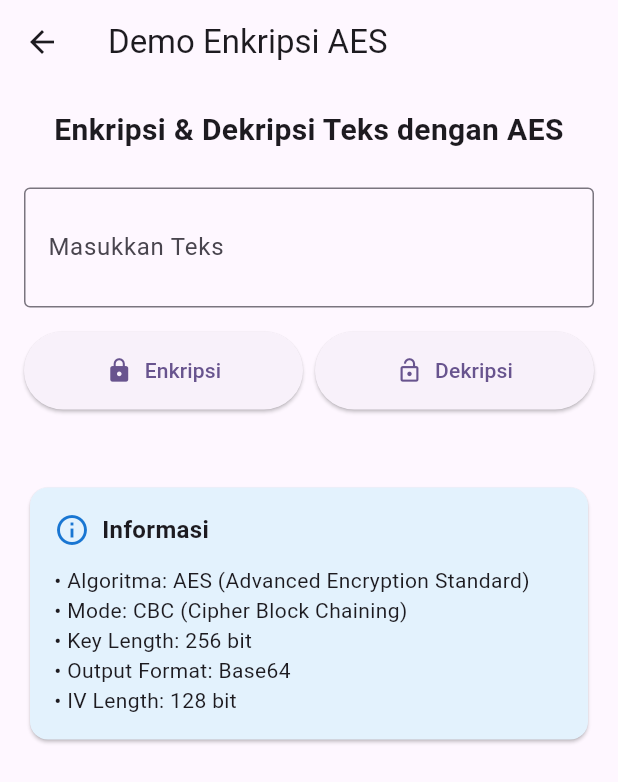
After one commit to Mobile-Programming-MDP/materi-flutter-nurrachmat-nr, a Flutter app: the EncryptionDemo screen opened directly, on a phone screen of 412 x 824 dp. The commit adds this screen. Shown: the top 782 px of the screen. Run offline on Flutter 3.47's test engine with Material 3 defaults, Android fonts, the phone set to English and light mode, and no system bars; our stand-ins replace cached_network_image, shared_preferences; missing offline and left inert: encrypt; accounts and stored records are empty.

Commit message:
Add AES encryption for user data and demo screen
Introduces EncryptionHelper for AES-based encryption/decryption of user data. Updates sign up, sign in, and profile screens to store and retrieve encrypted username, fullname, and password in SharedPreferences. Adds encryption_demo screen for interactive AES encryption demonstration. Updates dependencies to include the 'encrypt' package.

```diff
--- /dev/null
+++ b/wisata_candi/lib/helpers/encryption_helper.dart
@@ -0,0 +1,31 @@
+import 'package:encrypt/encrypt.dart';
+import 'package:shared_preferences/shared_preferences.dart';
+
+class EncryptionHelper {
+  // Key dan IV harus sama untuk enkripsi dan dekripsi
+  // CATATAN: Dalam aplikasi production, key dan IV sebaiknya disimpan dengan aman
+  // dan tidak di-hardcode seperti ini
+  static final key = Key.fromUtf8('my32lengthsupersecretnooneknows1'); // 32 chars
+  //static final key = Key.fromLength(32);
+  //static final iv = IV.fromLength(16);
+  static final iv = IV.fromUtf8('1234567890123456');
+  static final encrypter = Encrypter(AES(key));
+
+
+  /// Mengenkripsi teks menggunakan AES
+  /// [plainText] adalah teks yang akan dienkripsi
+  /// Mengembalikan teks terenkripsi dalam format base64
+  static String encryptText(String plainText) {
+    final encrypted = encrypter.encrypt(plainText, iv: iv);
+    return encrypted.base64;
+  }
+
+  /// Mendekripsi teks yang telah dienkripsi
+  /// [encryptedText] adalah teks terenkripsi dalam format base64
+  /// Mengembalikan teks asli yang sudah didekripsi
+  static String decryptText(String encryptedText) {
+    final encrypted = Encrypted.fromBase64(encryptedText);
+    final decrypted = encrypter.decrypt(encrypted, iv: iv);
+    return decrypted;
+  }
+}
--- a/wisata_candi/lib/main.dart
+++ b/wisata_candi/lib/main.dart
@@ -1,6 +1,7 @@
 import 'package:flutter/material.dart';
 import 'package:wisata_candi/data/candi_data.dart';
 import 'package:wisata_candi/screens/detail_screen.dart';
+import 'package:wisata_candi/screens/encryption_demo.dart';
 import 'package:wisata_candi/screens/home_screen.dart';
 import 'package:wisata_candi/screens/main_screen.dart';
 import 'package:wisata_candi/screens/sign_in_screen.dart';
--- /dev/null
+++ b/wisata_candi/lib/screens/encryption_demo.dart
@@ -0,0 +1,187 @@
+import 'package:flutter/material.dart';
+import 'package:wisata_candi/helpers/encryption_helper.dart';
+
+class EncryptionDemo extends StatefulWidget {
+  const EncryptionDemo({super.key});
+
+  @override
+  State<EncryptionDemo> createState() => _EncryptionDemoState();
+}
+
+class _EncryptionDemoState extends State<EncryptionDemo> {
+  final TextEditingController _textController = TextEditingController();
+  String _encryptedText = '';
+  String _decryptedText = '';
+
+  void _encrypt() {
+    if (_textController.text.isNotEmpty) {
+      setState(() {
+        _encryptedText = EncryptionHelper.encryptText(_textController.text);
+        _decryptedText = '';
+      });
+    }
+  }
+
+  void _decrypt() {
+    if (_encryptedText.isNotEmpty) {
+      setState(() {
+        _decryptedText = EncryptionHelper.decryptText(_encryptedText);
+      });
+    }
+  }
+
+  @override
+  void dispose() {
+    _textController.dispose();
+    super.dispose();
+  }
+
+  @override
+  Widget build(BuildContext context) {
+    return Scaffold(
+      appBar: AppBar(
+        title: const Text('Demo Enkripsi AES'),
+      ),
+      body: Padding(
+        padding: const EdgeInsets.all(16.0),
+        child: SingleChildScrollView(
+          child: Column(
+            crossAxisAlignment: CrossAxisAlignment.stretch,
+            children: [
+              const Text(
+                'Enkripsi & Dekripsi Teks dengan AES',
+                style: TextStyle(
+                  fontSize: 20,
+                  fontWeight: FontWeight.bold,
+                ),
+                textAlign: TextAlign.center,
+              ),
+              const SizedBox(height: 24),
+              TextField(
+                controller: _textController,
+                decoration: const InputDecoration(
+                  labelText: 'Masukkan Teks',
+                  border: OutlineInputBorder(),
+                  hintText: 'Contoh: Password123!',
+                ),
+                maxLines: 2,
+              ),
+              const SizedBox(height: 16),
+              Row(
+                children: [
+                  Expanded(
+                    child: ElevatedButton.icon(
+                      onPressed: _encrypt,
+                      icon: const Icon(Icons.lock),
+                      label: const Text('Enkripsi'),
+                      style: ElevatedButton.styleFrom(
+                        padding: const EdgeInsets.all(16),
+                      ),
+                    ),
+                  ),
+                  const SizedBox(width: 8),
+                  Expanded(
+                    child: ElevatedButton.icon(
+                      onPressed: _decrypt,
+                      icon: const Icon(Icons.lock_open),
+                      label: const Text('Dekripsi'),
+                      style: ElevatedButton.styleFrom(
+                        padding: const EdgeInsets.all(16),
+                      ),
+                    ),
+                  ),
+                ],
+              ),
+              const SizedBox(height: 24),
+              if (_encryptedText.isNotEmpty) ...[
+                const Text(
+                  'Hasil Enkripsi (Base64):',
+                  style: TextStyle(
+                    fontWeight: FontWeight.bold,
+                    fontSize: 16,
+                  ),
+                ),
+                const SizedBox(height: 8),
+                Container(
+                  padding: const EdgeInsets.all(12),
+                  decoration: BoxDecoration(
+                    color: Colors.grey[200],
+                    borderRadius: BorderRadius.circular(8),
+                    border: Border.all(color: Colors.grey),
+                  ),
+                  child: SelectableText(
+                    _encryptedText,
+                    style: const TextStyle(
+                      fontFamily: 'monospace',
+                      fontSize: 14,
+                    ),
+                  ),
+                ),
+              ],
+              if (_decryptedText.isNotEmpty) ...[
+                const SizedBox(height: 16),
+                const Text(
+                  'Hasil Dekripsi:',
+                  style: TextStyle(
+                    fontWeight: FontWeight.bold,
+                    fontSize: 16,
+                  ),
+                ),
+                const SizedBox(height: 8),
+                Container(
+                  padding: const EdgeInsets.all(12),
+                  decoration: BoxDecoration(
+                    color: Colors.green[50],
+                    borderRadius: BorderRadius.circular(8),
+                    border: Border.all(color: Colors.green),
+                  ),
+                  child: SelectableText(
+                    _decryptedText,
+                    style: const TextStyle(
+                      fontSize: 16,
+                      fontWeight: FontWeight.w500,
+                    ),
+                  ),
+                ),
+              ],
+              const SizedBox(height: 24),
+              Card(
+                color: Colors.blue[50],
+                child: Padding(
+                  padding: const EdgeInsets.all(16.0),
+                  child: Column(
+                    crossAxisAlignment: CrossAxisAlignment.start,
+                    children: [
+                      Row(
+                        children: [
+                          Icon(Icons.info_outline, color: Colors.blue[700]),
+                          const SizedBox(width: 8),
+                          const Text(
+                            'Informasi',
+                            style: TextStyle(
+                              fontWeight: FontWeight.bold,
+                              fontSize: 16,
+                            ),
+                          ),
+                        ],
+                      ),
+                      const SizedBox(height: 12),
+                      const Text(
+                        '• Algoritma: AES (Advanced Encryption Standard)\n'
+                        '• Mode: CBC (Cipher Block Chaining)\n'
+                        '• Key Length: 256 bit\n'
+                        '• Output Format: Base64\n'
+                        '• IV Length: 128 bit',
+                        style: TextStyle(fontSize: 14),
+                      ),
+                    ],
+                  ),
+                ),
+              ),
+            ],
+          ),
+        ),
+      ),
+    );
+  }
+}
--- a/wisata_candi/pubspec.yaml
+++ b/wisata_candi/pubspec.yaml
@@ -36,6 +36,7 @@ dependencies:
   # Use with the CupertinoIcons class for iOS style icons.
   cupertino_icons: ^1.0.8
   cached_network_image: ^3.4.1
+  encrypt: ^5.0.3
 
 dev_dependencies:
   flutter_test:
```
Also changed, not shown: wisata_candi/lib/helpers/test_encryption.dart (added, +54 -0 lines), wisata_candi/lib/screens/profile_screen.dart (+17 -6 lines), wisata_candi/lib/screens/sign_in_screen.dart (+7 -2 lines), wisata_candi/lib/screens/sign_up_screen.dart (+35 -30 lines), wisata_candi/pubspec.lock.
